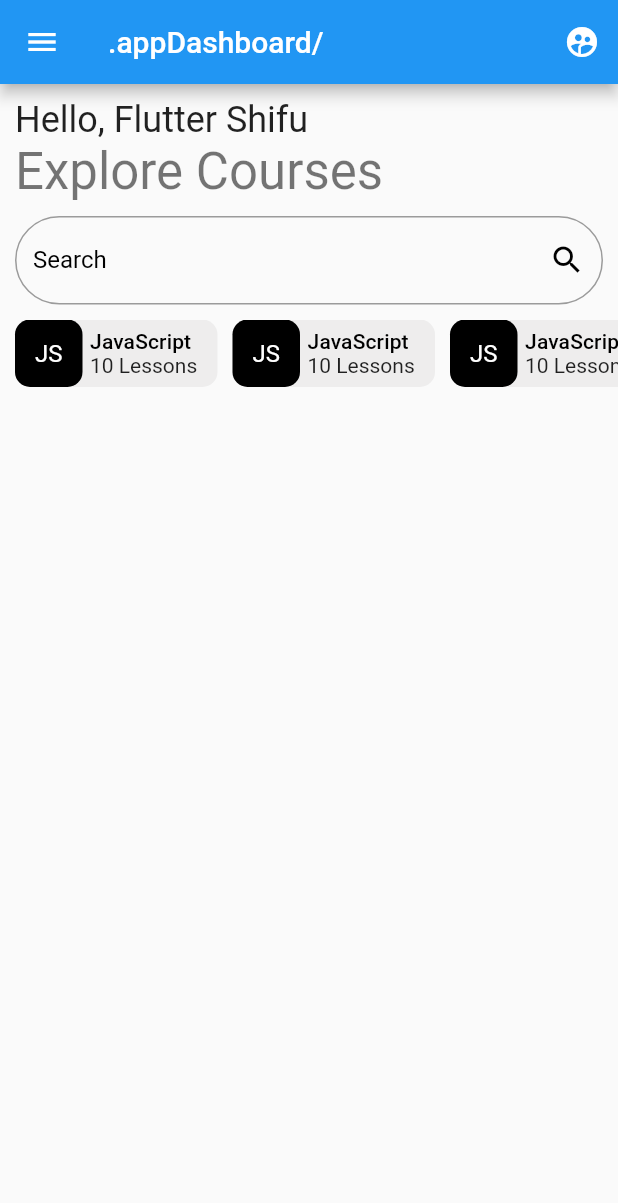
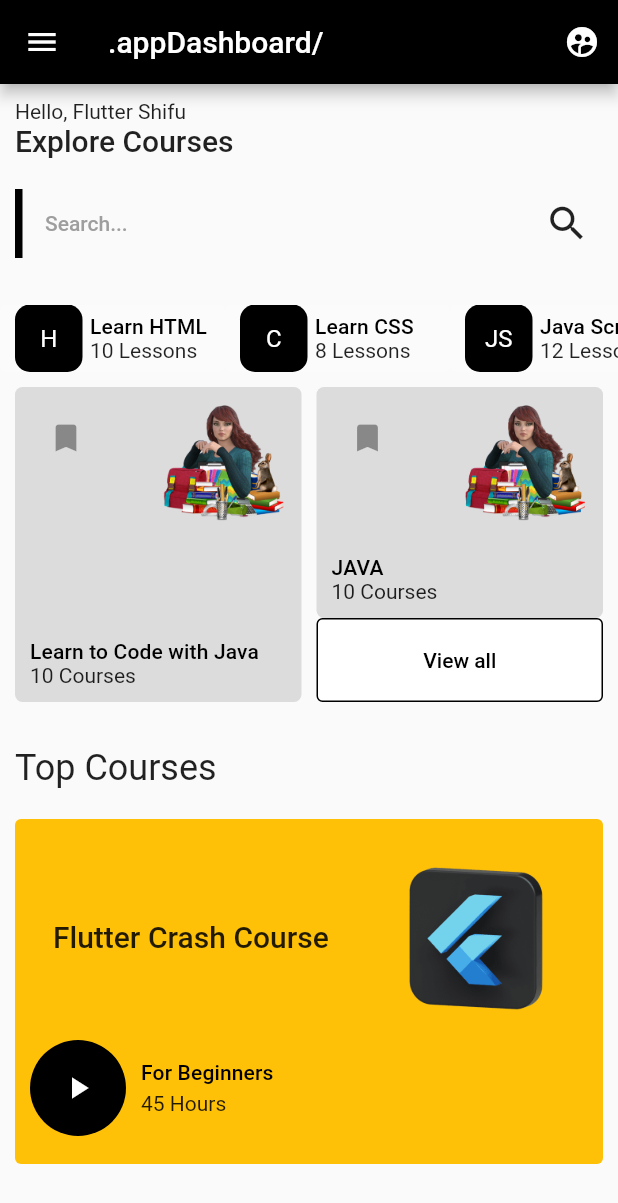
Before and after one commit to visualhub/authentication, a Flutter app: the screen it shows after launch, after a tap on "Login", on a phone screen of 412 x 824 dp. Shown: the top 1203 px of the screen. Run offline on Flutter 3.47's test engine with Material 2 defaults, Android fonts, the phone set to English and light mode, and no system bars; our stand-ins replace flutter_otp_text_field, get.

Commit message:
dashboard added

```diff
--- a/lib/src/constants/image_strings.dart
+++ b/lib/src/constants/image_strings.dart
@@ -1,2 +1,6 @@
 const String tAppLogo = "assets/images/logo.png";
 const String tGoogleLogo = "assets/images/google.png";
+const String tBook = "assets/images/book.png";
+const String tWordpressLogo = "assets/images/wordpress.png";
+const String tFlutterLogo = "assets/images/flutter.png";
+const String tMernLogo = "assets/images/mern.png";
--- a/lib/src/features/authentication/screens/login/log_in.dart
+++ b/lib/src/features/authentication/screens/login/log_in.dart
@@ -5,7 +5,7 @@ import 'package:auth/src/common_widgets/auth_widget/auth_footer_widget.dart';
 import 'package:auth/src/common_widgets/auth_widget/auth_header_widget.dart';
 import 'package:auth/src/constants/image_strings.dart';
 import 'package:auth/src/constants/text_strings.dart';
-import 'package:auth/src/features/user_dashboard/screens/user_dashboard.dart';
+import 'package:auth/src/features/dashboard/screens/dashboard.dart';
 import 'package:flutter/material.dart';
 import 'package:get/get.dart';
 
@@ -34,7 +34,7 @@ class LogInScreen extends StatelessWidget {
               LoginFormWidget(
                 onPressedLogin: () {
                   Get.to(
-                    () => const UserDashboard(),
+                    () => const Dashboard(),
                   );
                 },
                 onPressedForgetPassword: () {
--- /dev/null
+++ b/lib/src/features/dashboard/models/dashboard_models/dashboard_course_card_model.dart
@@ -0,0 +1,35 @@
+import 'package:flutter/material.dart';
+
+class DashboardCourseCardModel {
+  DashboardCourseCardModel({
+    required this.cardSubTitle,
+    required this.cardText,
+    required this.cardTitle,
+    this.onTap,
+  });
+  final String cardTitle, cardSubTitle, cardText;
+  final VoidCallback? onTap;
+
+  static List<DashboardCourseCardModel> list = [
+    DashboardCourseCardModel(
+      cardSubTitle: "10 Lessons",
+      cardText: "H",
+      cardTitle: "Learn HTML",
+    ),
+    DashboardCourseCardModel(
+      cardSubTitle: "8 Lessons",
+      cardText: "C",
+      cardTitle: "Learn CSS",
+    ),
+    DashboardCourseCardModel(
+      cardSubTitle: "12 Lessons",
+      cardText: "JS",
+      cardTitle: "Java Script",
+    ),
+    DashboardCourseCardModel(
+      cardSubTitle: "5 Lessons",
+      cardText: "S",
+      cardTitle: "Learn SQL",
+    ),
+  ];
+}
--- /dev/null
+++ b/lib/src/features/dashboard/models/dashboard_models/dashboard_top_courses_model.dart
@@ -0,0 +1,41 @@
+import 'package:auth/src/constants/image_strings.dart';
+import 'package:flutter/material.dart';
+
+class DashboardTopCourseModel {
+  DashboardTopCourseModel({
+    required this.cardSubTitle,
+    required this.headingText,
+    required this.cardTitle,
+    required this.image,
+    required this.color,
+    this.onTap,
+  });
+  final String cardTitle, cardSubTitle, headingText;
+  final VoidCallback? onTap;
+  final String image;
+  final Color color;
+
+  static List<DashboardTopCourseModel> list = [
+    DashboardTopCourseModel(
+      cardSubTitle: "45 Hours",
+      headingText: "Flutter Crash Course",
+      cardTitle: "For Beginners",
+      color: Colors.amber,
+      image: tFlutterLogo,
+    ),
+    DashboardTopCourseModel(
+      cardSubTitle: "23 Hours",
+      headingText: "React - UpDated(2023)",
+      cardTitle: "Every Level",
+      color: Colors.blueGrey,
+      image: tMernLogo,
+    ),
+    DashboardTopCourseModel(
+      cardSubTitle: "27 Hours",
+      headingText: "Complete Wordpress Guide",
+      cardTitle: "Intermediate Level",
+      color: Colors.deepOrangeAccent,
+      image: tWordpressLogo,
+    ),
+  ];
+}
--- /dev/null
+++ b/lib/src/features/dashboard/screens/dashboard.dart
@@ -0,0 +1,121 @@
+import 'package:auth/src/constants/image_strings.dart';
+import 'package:auth/src/features/dashboard/models/dashboard_models/dashboard_course_card_model.dart';
+import 'package:auth/src/features/dashboard/models/dashboard_models/dashboard_top_courses_model.dart';
+import 'package:auth/src/features/dashboard/widgets/dashboard_course_card.dart';
+import 'package:auth/src/features/dashboard/widgets/dashboard_header_widget.dart';
+import 'package:auth/src/features/dashboard/widgets/dashboard_app_bar.dart';
+import 'package:auth/src/features/dashboard/widgets/dashboard_banner_card.dart';
+import 'package:auth/src/features/dashboard/widgets/dashboard_top_courses_card.dart';
+
+import 'package:flutter/material.dart';
+
+class Dashboard extends StatelessWidget {
+  const Dashboard({super.key});
+
+  @override
+  Widget build(BuildContext context) {
+    List<DashboardTopCourseModel> topCourseList = DashboardTopCourseModel.list;
+    List<DashboardCourseCardModel> widgetList = DashboardCourseCardModel.list;
+    return Scaffold(
+      appBar: const DashboardAppBar(),
+      body: SingleChildScrollView(
+        child: Column(
+          children: [
+            //
+            //-- Dashboard Header --
+            //
+            const DashboardHeaderWidget(),
+            //
+            //-- Lessons Cards Widget --
+            //
+            SizedBox(
+              height: 45,
+              child: ListView.builder(
+                scrollDirection: Axis.horizontal,
+                itemCount: widgetList.length,
+                itemBuilder: (context, index) {
+                  return DashboardCourseCard(
+                    dashboardCourseCardModel: DashboardCourseCardModel(
+                      cardSubTitle: widgetList[index].cardSubTitle,
+                      cardText: widgetList[index].cardText,
+                      cardTitle: widgetList[index].cardTitle,
+                    ),
+                  );
+                },
+              ),
+            ),
+            //
+            // --Banner Cards --
+            //
+            Container(
+              height: 230,
+              padding: const EdgeInsets.all(10),
+              child: const Row(
+                children: [
+                  DashboardBannerCard(
+                      enableButton: false,
+                      subTitle: "10 Courses",
+                      title: "Learn to Code with Java",
+                      iconButton: Icon(Icons.bookmark),
+                      imageString: tBook),
+                  SizedBox(
+                    width: 10,
+                  ),
+                  DashboardBannerCard(
+                      enableButton: true,
+                      subTitle: "10 Courses",
+                      title: "JAVA",
+                      iconButton: Icon(Icons.bookmark),
+                      imageString: tBook),
+                ],
+              ),
+            ),
+
+            Container(
+              padding: const EdgeInsets.all(10),
+              child: Column(
+                mainAxisAlignment: MainAxisAlignment.end,
+                children: [
+                  const SizedBox(
+                    height: 10,
+                  ),
+                  Align(
+                    alignment: Alignment.centerLeft,
+                    child: Text(
+                      "Top Courses",
+                      style: Theme.of(context).textTheme.headlineSmall,
+                    ),
+                  ),
+                  const SizedBox(
+                    height: 10,
+                  ),
+                ],
+              ),
+            ),
+            SizedBox(
+              height: 230,
+              child: ListView.builder(
+                shrinkWrap: true,
+                itemCount: topCourseList.length,
+                scrollDirection: Axis.horizontal,
+                itemBuilder: (context, index) {
+                  return DashboardTopCoursesCard(
+                    dashboardTopCourseModel: DashboardTopCourseModel(
+                        cardSubTitle: topCourseList[index].cardSubTitle,
+                        headingText: topCourseList[index].headingText,
+                        cardTitle: topCourseList[index].cardTitle,
+                        image: topCourseList[index].image,
+                        color: topCourseList[index].color),
+                  );
+                },
+              ),
+            ),
+            const SizedBox(
+              height: 10,
+            ),
+          ],
+        ),
+      ),
+    );
+  }
+}
--- /dev/null
+++ b/lib/src/features/dashboard/widgets/dashboard_app_bar.dart
@@ -0,0 +1,25 @@
+import 'package:flutter/material.dart';
+
+class DashboardAppBar extends StatelessWidget implements PreferredSizeWidget {
+  const DashboardAppBar({
+    super.key,
+  });
+
+  @override
+  Widget build(BuildContext context) {
+    return AppBar(
+      backgroundColor: Colors.black,
+      title: const Text(".appDashboard/"),
+      leading: IconButton(onPressed: () {}, icon: const Icon(Icons.menu)),
+      actions: [
+        IconButton(
+          onPressed: () {},
+          icon: const Icon(Icons.supervised_user_circle),
+        ),
+      ],
+    );
+  }
+
+  @override
+  Size get preferredSize => const Size.fromHeight(kToolbarHeight);
+}
--- /dev/null
+++ b/lib/src/features/dashboard/widgets/dashboard_banner_card.dart
@@ -0,0 +1,83 @@
+import 'package:flutter/material.dart';
+
+class DashboardBannerCard extends StatelessWidget {
+  const DashboardBannerCard({
+    super.key,
+    required this.enableButton,
+    required this.subTitle,
+    required this.title,
+    this.buttonText = "View all",
+    required this.iconButton,
+    required this.imageString,
+    this.onPressed,
+    this.onPressedIconButton,
+  });
+
+  final bool enableButton;
+  final String title, subTitle;
+  final String buttonText;
+  final Icon iconButton;
+  final String imageString;
+  final VoidCallback? onPressedIconButton;
+  final VoidCallback? onPressed;
+
+  @override
+  Widget build(BuildContext context) {
+    return Expanded(
+      child: Column(
+        children: [
+          Expanded(
+            child: Container(
+              decoration: BoxDecoration(
+                  color: Colors.black12,
+                  borderRadius: BorderRadius.circular(5)),
+              padding: const EdgeInsets.all(10),
+              child: Column(
+                mainAxisAlignment: MainAxisAlignment.spaceBetween,
+                crossAxisAlignment: CrossAxisAlignment.start,
+                children: [
+                  Row(
+                    mainAxisAlignment: MainAxisAlignment.spaceBetween,
+                    crossAxisAlignment: CrossAxisAlignment.start,
+                    children: [
+                      IconButton(
+                          onPressed: onPressedIconButton, icon: iconButton),
+                      Image.asset(
+                        imageString,
+                        height: 80,
+                      )
+                    ],
+                  ),
+                  Column(
+                    crossAxisAlignment: CrossAxisAlignment.start,
+                    children: [
+                      Text(
+                        title,
+                        style: Theme.of(context).textTheme.titleSmall,
+                        overflow: TextOverflow.clip,
+                      ),
+                      Text(
+                        subTitle,
+                        style: Theme.of(context).textTheme.bodyMedium,
+                        overflow: TextOverflow.ellipsis,
+                      ),
+                    ],
+                  ),
+                ],
+              ),
+            ),
+          ),
+          if (enableButton) ...[
+            SizedBox(
+              width: double.infinity,
+              child: OutlinedButton(
+                onPressed: onPressed,
+                child: Text(buttonText),
+              ),
+            ),
+          ]
+        ],
+      ),
+    );
+  }
+}
--- /dev/null
+++ b/lib/src/features/dashboard/widgets/dashboard_course_card.dart
@@ -0,0 +1,65 @@
+import 'package:auth/src/features/dashboard/models/dashboard_models/dashboard_course_card_model.dart';
+import 'package:flutter/material.dart';
+
+class DashboardCourseCard extends StatelessWidget {
+  const DashboardCourseCard({
+    super.key,
+    required this.dashboardCourseCardModel,
+  });
+  final DashboardCourseCardModel dashboardCourseCardModel;
+
+  @override
+  Widget build(BuildContext context) {
+    return Container(
+      padding: const EdgeInsets.only(left: 10),
+      decoration: BoxDecoration(
+        color: const Color.fromARGB(31, 255, 255, 255),
+        borderRadius: BorderRadius.circular(4),
+      ),
+      height: 45,
+      width: 150,
+      child: Row(
+        children: [
+          Container(
+            height: 45,
+            width: 45,
+            decoration: BoxDecoration(
+              color: Colors.black,
+              borderRadius: BorderRadius.circular(10),
+            ),
+            child: Align(
+              alignment: Alignment.center,
+              child: Text(
+                dashboardCourseCardModel.cardText,
+                style: Theme.of(context)
+                    .textTheme
+                    .titleMedium
+                    ?.apply(color: Colors.white),
+              ),
+            ),
+          ),
+          const SizedBox(
+            width: 5,
+          ),
+          Flexible(
+            child: Column(
+              mainAxisAlignment: MainAxisAlignment.center,
+              crossAxisAlignment: CrossAxisAlignment.start,
+              children: [
+                Text(
+                  dashboardCourseCardModel.cardTitle,
+                  style: Theme.of(context).textTheme.titleSmall,
+                  overflow: TextOverflow.ellipsis,
+                ),
+                Text(
+                  dashboardCourseCardModel.cardSubTitle,
+                  style: Theme.of(context).textTheme.bodyMedium,
+                ),
+              ],
+            ),
+          ),
+        ],
+      ),
+    );
+  }
+}
--- /dev/null
+++ b/lib/src/features/dashboard/widgets/dashboard_header_widget.dart
@@ -0,0 +1,63 @@
+import 'package:flutter/material.dart';
+
+class DashboardHeaderWidget extends StatelessWidget {
+  const DashboardHeaderWidget({
+    super.key,
+  });
+
+  @override
+  Widget build(BuildContext context) {
+    return Container(
+      padding: const EdgeInsets.all(10),
+      child: Column(
+        crossAxisAlignment: CrossAxisAlignment.start,
+        children: [
+          Text(
+            "Hello, Flutter Shifu",
+            style: Theme.of(context).textTheme.bodyMedium,
+          ),
+          Text(
+            "Explore Courses",
+            style: Theme.of(context).textTheme.titleLarge,
+          ),
+          const SizedBox(
+            height: 20,
+          ),
+          Row(
+            mainAxisAlignment: MainAxisAlignment.spaceBetween,
+            children: [
+              Container(
+                padding: const EdgeInsets.all(15),
+                decoration: const BoxDecoration(
+                  border: Border(
+                    left: BorderSide(
+                      width: 5.0,
+                      color: Colors.black,
+                    ),
+                  ),
+                ),
+                child: Text(
+                  "Search...",
+                  style: Theme.of(context)
+                      .textTheme
+                      .bodyLarge
+                      ?.apply(color: Colors.grey),
+                ),
+              ),
+              IconButton(
+                onPressed: () {},
+                icon: const Icon(
+                  Icons.search,
+                  size: 30,
+                ),
+              ),
+            ],
+          ),
+          const SizedBox(
+            height: 20,
+          ),
+        ],
+      ),
+    );
+  }
+}
--- /dev/null
+++ b/lib/src/features/dashboard/widgets/dashboard_top_courses_card.dart
@@ -0,0 +1,83 @@
+import 'package:auth/src/features/dashboard/models/dashboard_models/dashboard_top_courses_model.dart';
+import 'package:flutter/material.dart';
+
+class DashboardTopCoursesCard extends StatelessWidget {
+  const DashboardTopCoursesCard({
+    super.key,
+    required this.dashboardTopCourseModel,
+  });
+
+  final DashboardTopCourseModel dashboardTopCourseModel;
+
+  @override
+  Widget build(BuildContext context) {
+    return Container(
+      padding: const EdgeInsets.all(10),
+      margin: const EdgeInsets.only(left: 10, right: 10),
+      height: 230,
+      width: MediaQuery.of(context).size.width - 20,
+      decoration: BoxDecoration(
+        color: dashboardTopCourseModel.color,
+        borderRadius: BorderRadius.circular(4),
+      ),
+      child: Column(
+        mainAxisAlignment: MainAxisAlignment.spaceEvenly,
+        children: [
+          Row(
+            mainAxisAlignment: MainAxisAlignment.spaceEvenly,
+            children: [
+              SizedBox(
+                width: MediaQuery.of(context).size.width / 2,
+                child: Text(
+                  dashboardTopCourseModel.headingText,
+                  style: Theme.of(context).textTheme.titleLarge,
+                  overflow: TextOverflow.clip,
+                ),
+              ),
+              Image.asset(
+                dashboardTopCourseModel.image,
+                height: 120,
+              ),
+            ],
+          ),
+          Row(
+            children: [
+              ElevatedButton(
+                onPressed: () {},
+                style: ElevatedButton.styleFrom(
+                  shape: RoundedRectangleBorder(
+                    borderRadius: BorderRadius.circular(
+                      100,
+                    ),
+                  ),
+                ),
+                child: const Icon(Icons.play_arrow),
+              ),
+              const SizedBox(
+                width: 10,
+              ),
+              Column(
+                crossAxisAlignment: CrossAxisAlignment.start,
+                children: [
+                  Text(
+                    dashboardTopCourseModel.cardTitle,
+                    style: Theme.of(context).textTheme.titleSmall,
+                    overflow: TextOverflow.ellipsis,
+                  ),
+                  const SizedBox(
+                    height: 5,
+                  ),
+                  Text(
+                    dashboardTopCourseModel.cardSubTitle,
+                    style: Theme.of(context).textTheme.bodyMedium,
+                    overflow: TextOverflow.ellipsis,
+                  ),
+                ],
+              )
+            ],
+          )
+        ],
+      ),
+    );
+  }
+}
--- a/lib/src/features/user_dashboard/screens/user_dashboard.dart
+++ /dev/null
@@ -1,157 +0,0 @@
-import 'package:auth/src/common_widgets/text_form_field_widget/model/text_form_field_model.dart';
-import 'package:auth/src/common_widgets/text_form_field_widget/screen/text_form_field_widget.dart';
-import 'package:flutter/material.dart';
-
-class UserDashboard extends StatelessWidget {
-  const UserDashboard({super.key});
-
-  @override
-  Widget build(BuildContext context) {
-    return Scaffold(
-      appBar: AppBar(
-        title: const Text(".appDashboard/"),
-        leading: IconButton(onPressed: () {}, icon: const Icon(Icons.menu)),
-        actions: [
-          IconButton(
-            onPressed: () {},
-            icon: const Icon(Icons.supervised_user_circle),
-          ),
-        ],
-      ),
-      body: ListView(
-        children: [
-          Container(
-            padding: const EdgeInsets.all(10),
-            child: Column(
-              mainAxisAlignment: MainAxisAlignment.start,
-              crossAxisAlignment: CrossAxisAlignment.start,
-              children: [
-                Text(
-                  "Hello, Flutter Shifu",
-                  style: Theme.of(context).textTheme.headlineSmall,
-                ),
-                Text(
-                  "Explore Courses",
-                  style: Theme.of(context).textTheme.headlineMedium,
-                ),
-                const SizedBox(
-                  height: 10,
-                ),
-                TextFormFieldWidget(
-                    roundedBorder: true,
-                    model: TextFormFieldModel(
-                        hintText: "Search",
-                        labelText: "Search",
-                        suffixIcon: IconButton(
-                            onPressed: () {}, icon: const Icon(Icons.search))),
-                    obscureText: false),
-                const SizedBox(
-                  height: 0,
-                ),
-              ],
-            ),
-          ),
-          SizedBox(
-            height: 45,
-            child: ListView(
-              scrollDirection: Axis.horizontal,
-              children: const [
-                DashboardLessonsCard(),
-                DashboardLessonsCard(),
-                DashboardLessonsCard(),
-                DashboardLessonsCard(),
-                DashboardLessonsCard(),
-              ],
-            ),
-          ),
-        ],
-      ),
-    );
-  }
-}
-
-class DashboardLessonsCard extends StatelessWidget {
-  const DashboardLessonsCard({
-    super.key,
-  });
-
-  @override
-  Widget build(BuildContext context) {
-    return Padding(
-      padding: const EdgeInsets.only(left: 10.0),
-      child: Container(
-        decoration: BoxDecoration(
-          color: const Color.fromARGB(31, 148, 145, 145),
-          borderRadius: BorderRadius.circular(10),
-        ),
-        height: 45,
-        width: 135,
-        child: Row(
-          children: [
-            Container(
-              height: 45,
-              width: 45,
-              decoration: BoxDecoration(
-                color: Colors.black,
-                borderRadius: BorderRadius.circular(10),
-              ),
-              child: Align(
-                alignment: Alignment.center,
-                child: Text(
-                  "JS",
-                  style: Theme.of(context)
-                      .textTheme
-                      .titleMedium
-                      ?.apply(color: Colors.white),
-                ),
-              ),
-            ),
-            const SizedBox(
-              width: 5,
-            ),
-            Flexible(
-              child: Column(
-                mainAxisAlignment: MainAxisAlignment.center,
-                crossAxisAlignment: CrossAxisAlignment.start,
-                children: [
-                  Text(
-                    "JavaScript",
-                    style: Theme.of(context).textTheme.titleSmall,
-                    overflow: TextOverflow.ellipsis,
-                  ),
-                  Text(
-                    "10 Lessons",
-                    style: Theme.of(context).textTheme.bodyMedium,
-                  ),
-                ],
-              ),
-            )
-          ],
-        ),
-      ),
-    );
-  }
-}
-
-
-//  SizedBox(
-//           height: 45,
-//           child: ListView(
-//             shrinkWrap: true,
-//             scrollDirection: Axis.horizontal,
-//             children: [
-//               Container(
-//                 width: 170,
-//                 color: Colors.amber,
-//               ),
-//               Container(
-//                 width: 170,
-//                 color: Colors.brown,
-//               ),
-//               Container(
-//                 width: 170,
-//                 color: Colors.blueGrey,
-//               ),
-//             ],
-//           ),
-//         ),
```
Also changed, not shown: assets/images/book.png (added), assets/images/flutter.png (added), assets/images/mern.png (added), assets/images/wordpress.png (added).
